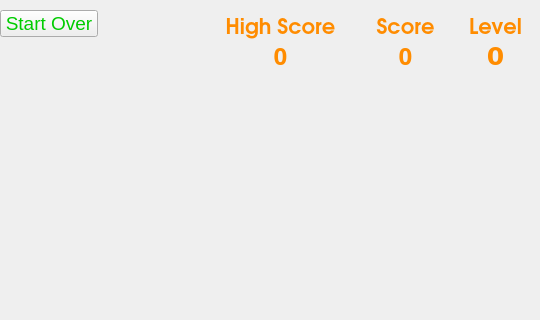
Above: ingame.ui from ThyberZee/earthdefense before the change; both pictures show x 100 to 640 and y 0 to 320 of the 640 by 700 pixel window. Below: the same form after it.
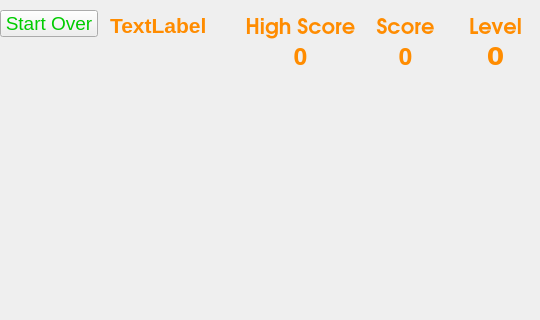
That is the form after the change.

Commit message: small tweaks.  added netstatus display

What changed in the file:
```diff
--- a/ingame.ui
+++ b/ingame.ui
@@ -12,14 +12,16 @@
   </property>
   <property name="font">
    <font>
-    <kerning>true</kerning>
+    <family>URW Gothic L</family>
+    <weight>75</weight>
+    <bold>true</bold>
    </font>
   </property>
   <property name="windowTitle">
    <string>Form</string>
   </property>
   <property name="styleSheet">
-   <string notr="true"/>
+   <string notr="true">color:darkorange</string>
   </property>
   <widget class="QLabel" name="scorelbl">
    <property name="geometry">
@@ -190,7 +192,7 @@
   <widget class="QLabel" name="lblHighscore">
    <property name="geometry">
     <rect>
-     <x>310</x>
+     <x>330</x>
      <y>10</y>
      <width>141</width>
      <height>31</height>
@@ -217,7 +219,7 @@
   <widget class="QLabel" name="highscorelbl">
    <property name="geometry">
     <rect>
-     <x>330</x>
+     <x>350</x>
      <y>40</y>
      <width>101</width>
      <height>31</height>
@@ -247,6 +249,26 @@
     <set>Qt::AlignCenter</set>
    </property>
   </widget>
+  <widget class="QLabel" name="lblNetstatus">
+   <property name="geometry">
+    <rect>
+     <x>210</x>
+     <y>10</y>
+     <width>131</width>
+     <height>30</height>
+    </rect>
+   </property>
+   <property name="font">
+    <font>
+     <pointsize>16</pointsize>
+     <weight>75</weight>
+     <bold>true</bold>
+    </font>
+   </property>
+   <property name="text">
+    <string>TextLabel</string>
+   </property>
+  </widget>
  </widget>
  <resources/>
  <connections/>
```
The commit also changes 1 other file.
